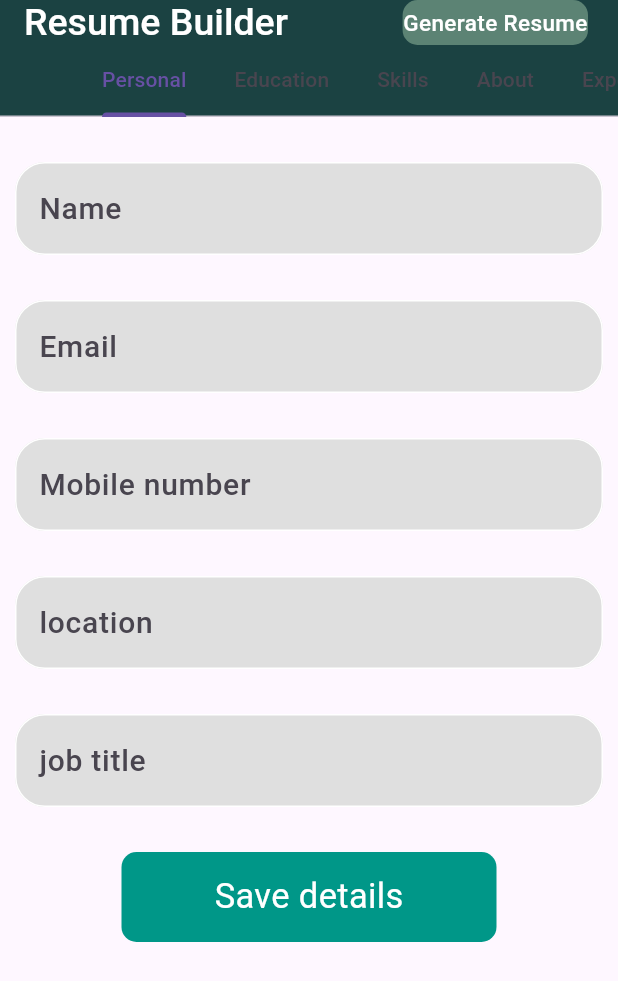
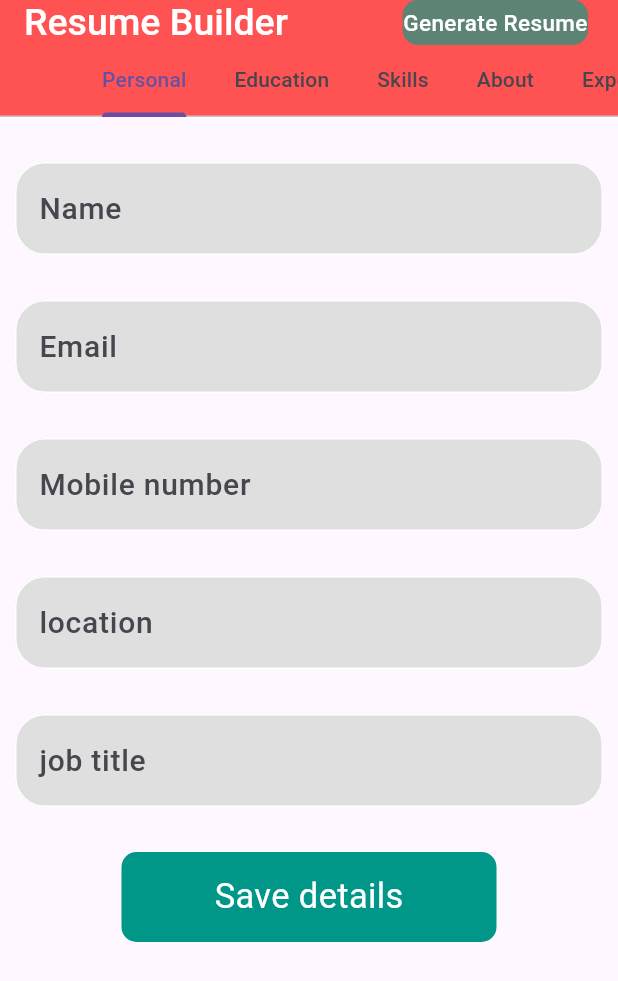
Before and after one commit to MauryaAayush/resume, a Flutter app: the screen it shows after launch, on a phone screen of 412 x 824 dp. Shown: the top 981 px of the screen. Run offline on Flutter 3.47's test engine with Material 3 defaults, Android fonts, the phone set to English and light mode, and no system bars; our stand-ins replace contained_tab_bar_view.

Commit message:
Radhey radhey

```diff
--- a/lib/main.dart
+++ b/lib/main.dart
@@ -6,7 +6,7 @@ import 'package:resume/utils/views/MainScreen.dart';
 void main() {
 
   SystemChrome.setSystemUIOverlayStyle(
-      const SystemUiOverlayStyle(statusBarColor: Colors.teal));
+      const SystemUiOverlayStyle(statusBarColor: Colors.red));
 
   runApp(const MyApp());
 }
--- a/lib/utils/colors/color.dart
+++ b/lib/utils/colors/color.dart
@@ -1,5 +1,5 @@
 import 'package:flutter/material.dart';
 
 
-Color maincolor = Color(0xFF1B4242);
+Color maincolor = Colors.redAccent;
 Color textcolor = Colors.grey;
--- a/lib/utils/views/MainScreen.dart
+++ b/lib/utils/views/MainScreen.dart
@@ -51,7 +51,7 @@ class _MainScreenState extends State<MainScreen> {
                     height: height * 0.05,
                     width: width * 0.3,
                     decoration: BoxDecoration(
-                        color: const Color(0xff5C8374),
+                        color:  Color(0xff5C8374),
                         borderRadius: BorderRadius.circular(10)),
                     child: Text(
                       'Generate Resume',
```
